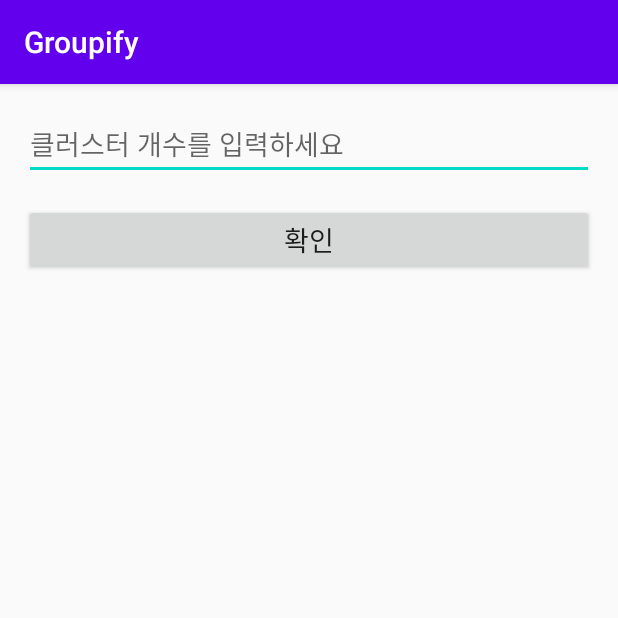
After one commit to jeonghyeonee/Groupify, an Android app: the ClusterInputActivity screen opened directly, with no data from a screen before it, on a phone screen of 412 x 824 dp, the top half of it. The commit adds this screen. Run offline under Robolectric (Android 15) with nearby library versions, the light colour scheme and no system bars; our stand-ins replace Firebase (no records; nobody signed in at launch, a user with empty details on screens opened directly).

Commit message:
clustered with selected number

```diff
--- a/Groupify/app/src/main/AndroidManifest.xml
+++ b/Groupify/app/src/main/AndroidManifest.xml
@@ -25,7 +25,7 @@
 
         <!-- ClusteringActivity에서 홈 화면을 수정하는 작업을 수행 -->
         <activity android:name=".ClusteringActivity" android:exported="true" />
-
+        <activity android:name=".ClusterInputActivity" android:exported="true" />
         <activity android:name=".SelectionActivity" android:exported="true" />
         <activity android:name=".DeployActivity" android:exported="true" />
         <activity android:name=".ColorRangeActivity" android:exported="true" />
--- a/Groupify/app/src/main/java/com/example/groupify/LauncherActivity.kt
+++ b/Groupify/app/src/main/java/com/example/groupify/LauncherActivity.kt
@@ -194,9 +194,4 @@ class LauncherActivity : AppCompatActivity() {
 
 
 
-
-    // 뒤로가기 버튼 무시
-    override fun onBackPressed() {
-        // 아무것도 하지 않음으로써 앱이 종료되지 않게 함
-    }
 }
--- a/Groupify/app/src/main/java/com/example/groupify/SelectionActivity.kt
+++ b/Groupify/app/src/main/java/com/example/groupify/SelectionActivity.kt
@@ -21,7 +21,7 @@ class SelectionActivity : AppCompatActivity() {
 
         val buttonColorRange = findViewById<Button>(R.id.button_color_range)
         buttonColorRange.setOnClickListener {
-            val intent = Intent(this, ClusteringActivity::class.java)
+            val intent = Intent(this, ClusterInputActivity::class.java)
             startActivity(intent)
         }
     }
--- /dev/null
+++ b/Groupify/app/src/main/res/layout/activity_cluster_input.xml
@@ -0,0 +1,23 @@
+<?xml version="1.0" encoding="utf-8"?>
+<LinearLayout xmlns:android="http://schemas.android.com/apk/res/android"
+    android:layout_width="match_parent"
+    android:layout_height="match_parent"
+    android:orientation="vertical"
+    android:padding="16dp">
+
+    <EditText
+        android:id="@+id/editTextCluster"
+        android:layout_width="match_parent"
+        android:layout_height="wrap_content"
+        android:hint="클러스터 개수를 입력하세요"
+        android:inputType="number"
+        android:textSize="18sp" />
+
+    <Button
+        android:id="@+id/buttonConfirm"
+        android:layout_width="match_parent"
+        android:layout_height="wrap_content"
+        android:text="확인"
+        android:textSize="18sp"
+        android:layout_marginTop="16dp" />
+</LinearLayout>
```
Also changed, not shown: Groupify/app/src/main/java/com/example/groupify/ClusterInputActivity.kt (added, +162 -0 lines), Groupify/app/src/main/java/com/example/groupify/ClusteringActivity.kt (+12 -13 lines), Groupify/app/src/main/res/layout/activity_selection.xml (+0 -7 lines).
